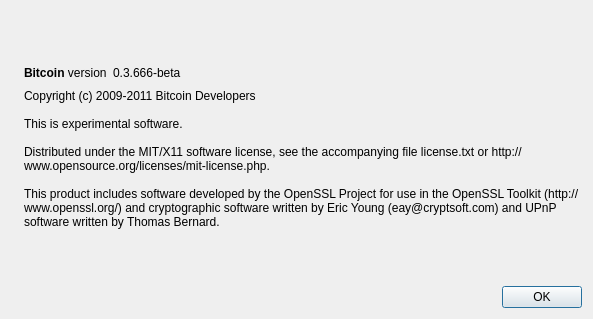
Old version of the form gui/forms/aboutdialog.ui in the repository raffermeko/bitcoin.
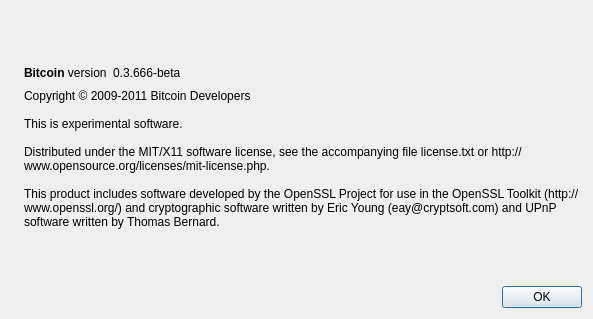
New version of the form. Icons and pictures are not drawn.

Commit message: use real copyright sign in about dialog

```diff
--- a/gui/forms/aboutdialog.ui
+++ b/gui/forms/aboutdialog.ui
@@ -82,7 +82,7 @@
      <item>
       <widget class="QLabel" name="label_2">
        <property name="text">
-        <string>Copyright (c) 2009-2011 Bitcoin Developers
+        <string>Copyright © 2009-2011 Bitcoin Developers
 
 This is experimental software.
 
```
